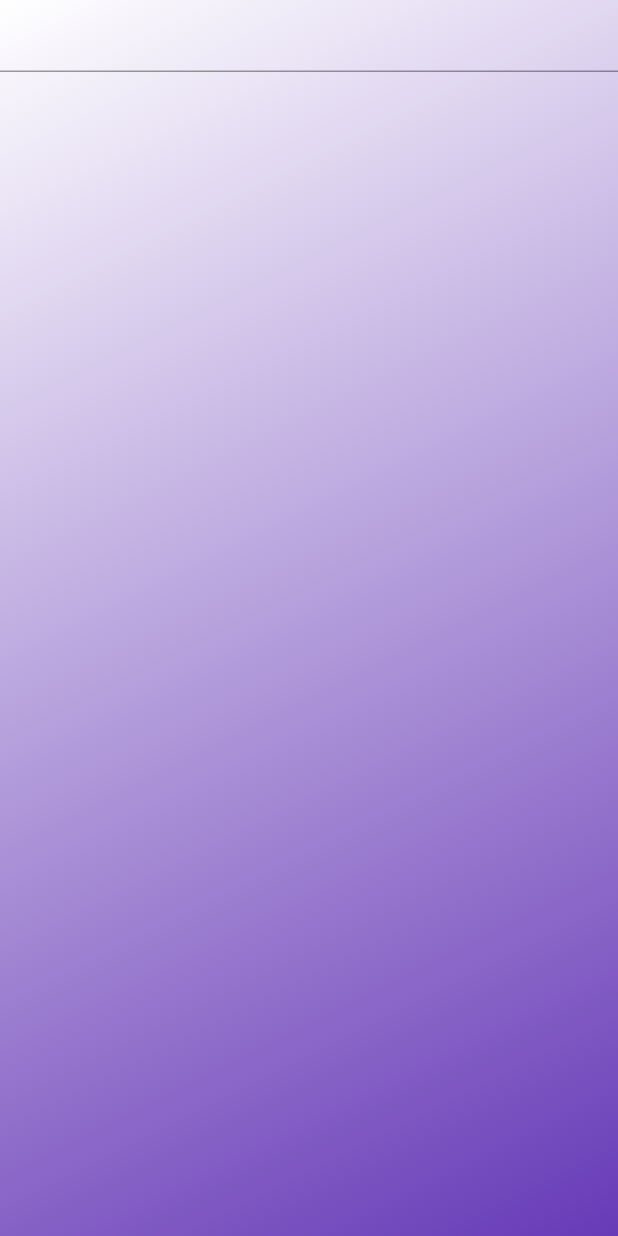
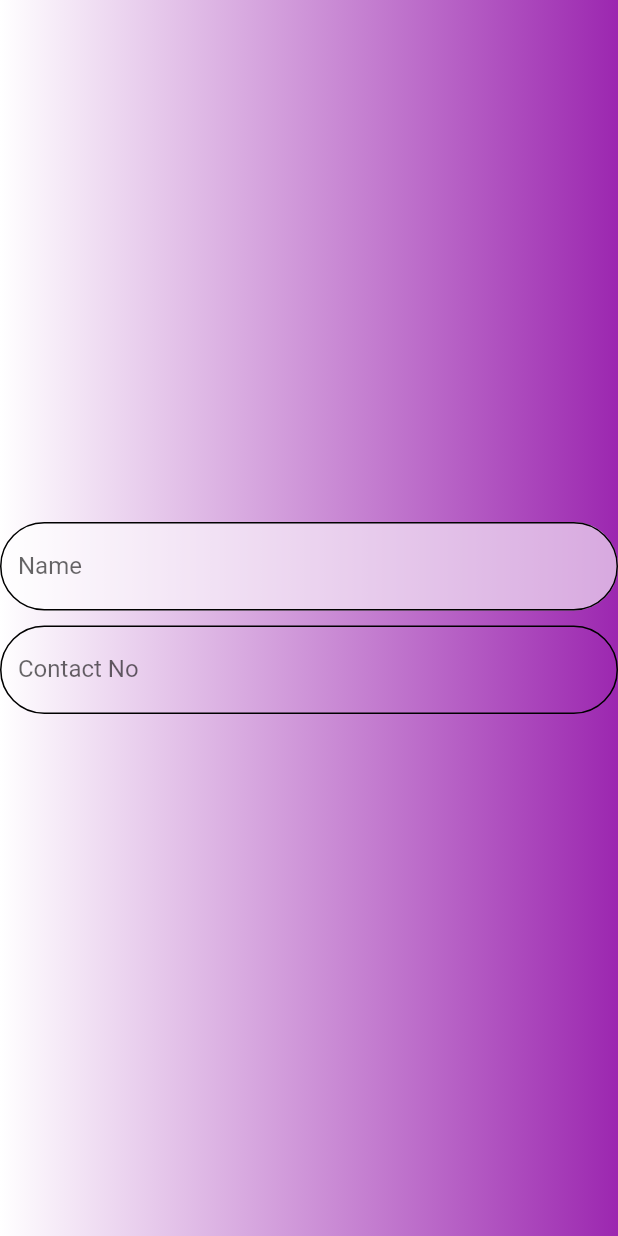
Before and after one commit to nikhilgupta2909/avitech, a Flutter app: the screen it shows after launch, after a tap on "Visitor Entry", on a phone screen of 412 x 824 dp. Run offline on Flutter 3.47's test engine with Material 2 defaults, Android fonts, the light colour scheme and no system bars.

Commit message:
Second Commit

```diff
--- a/lib/screens/main_page.dart
+++ b/lib/screens/main_page.dart
@@ -1,4 +1,5 @@
 import 'package:avinutri/screens/login_screen.dart';
+
 import 'package:avinutri/screens/visitor_registration_screen.dart';
 import 'package:flutter/material.dart';
 //This package is used for formatting the date
@@ -42,6 +43,9 @@ class _MainPage extends State<MainPage> {
                   );
                 },
                 style: const ButtonStyle(
+                  padding: MaterialStatePropertyAll(
+                    EdgeInsets.all(15.0),
+                  ),
                   backgroundColor: MaterialStatePropertyAll(Colors.white),
                   shape: MaterialStatePropertyAll(
                     StadiumBorder(side: BorderSide.none),
--- a/lib/screens/visitor_registration_screen.dart
+++ b/lib/screens/visitor_registration_screen.dart
@@ -1,5 +1,6 @@
-import 'package:avinutri/widgets/reusable_widgets.dart';
+// import 'package:avinutri/widgets/reusable_widgets.dart';
 import 'package:flutter/material.dart';
+// import 'package:snippet_coder_utils/FormHelper.dart';
 
 class VisitorRegistration extends StatefulWidget {
   const VisitorRegistration({super.key});
@@ -9,30 +10,96 @@ class VisitorRegistration extends StatefulWidget {
 }
 
 class _VisitorRegistrationState extends State<VisitorRegistration> {
+  // final TextEditingController _nameController = TextEditingController();
+
+  // List<dynamic> department = [];
+
+  // String? deptId;
+
+  // @override
+  // void initState() {
+  //   super.initState();
+
+  //   department.add({"id": 1, "name": "C.E.O"});
+  //   department.add({"id": 2, "name": "I.T"});
+  //   department.add({"id": 3, "name": "Admin"});
+  //   department.add({"id": 4, "name": "H.R."});
+  //   department.add({"id": 5, "name": "Lab"});
+  //   department.add({"id": 6, "name": "Marketing"});
+  //   department.add({"id": 7, "name": "Production"});
+  // }
+
   @override
   Widget build(BuildContext context) {
-    return Scaffold(
+    return SafeArea(
+      child: Scaffold(
         body: Center(
           child: Container(
             width: MediaQuery.of(context).size.width,
-          height: MediaQuery.of(context).size.height,
-          decoration: const BoxDecoration(
+            decoration: BoxDecoration(
               gradient: LinearGradient(
                 colors: [
                   Colors.white,
-                Colors.deepPurple,
+                  Colors.purple,
                 ],
-              begin: Alignment.topLeft,
-              end: Alignment.bottomRight,
               ),
             ),
+            child: Form(
               child: Column(
+                mainAxisAlignment: MainAxisAlignment.center,
                 children: [
-              TextField(
-                controller: _nameController,
-                cursorColor: Colors.white,
-              )
+                  TextFormField(
+                    autovalidateMode: AutovalidateMode.always,
+                    decoration: InputDecoration(
+                      labelText: "Name",
+                      fillColor: Colors.white.withOpacity(0.6),
+                      filled: true,
+                      enabledBorder: OutlineInputBorder(
+                        borderRadius: BorderRadius.circular(30.0),
+                      ),
+                      focusedBorder: OutlineInputBorder(
+                        borderRadius: BorderRadius.circular(30.0),
+                      ),
+                    ),
+                  ),
+                  const SizedBox(
+                    height: 10.0,
+                  ),
+                  TextFormField(
+                    autovalidateMode: AutovalidateMode.always,
+                    decoration: InputDecoration(
+                      labelText: "Contact No",
+                      enabledBorder: OutlineInputBorder(
+                        borderRadius: BorderRadius.circular(30.0),
+                      ),
+                      focusedBorder: OutlineInputBorder(
+                        borderRadius: BorderRadius.circular(30.0),
+                      ),
+                    ),
+                  ),
+                  // Row(
+                  //   children: [
+                  //     FormHelper.dropDownWidget(
+                  //       context,
+                  //       "Select Department",
+                  //       deptId,
+                  //       department,
+                  //       (onChanged) {
+                  //         deptId = onChanged;
+                  //       },
+                  //       (onValidate) {
+                  //         if (onValidate == null) {
+                  //           return 'Please Select Department';
+                  //         } else {
+                  //           return null;
+                  //         }
+                  //       },
+                  //     ),
+                  //   ],
+                  // ),
                 ],
+              ),
+            ),
           ),
         ),
       ),
--- a/pubspec.yaml
+++ b/pubspec.yaml
@@ -35,8 +35,10 @@ dependencies:
   # The following adds the Cupertino Icons font to your application.
   # Use with the CupertinoIcons class for iOS style icons.
   cupertino_icons: ^1.0.2
+  # snippet_coder_utils: ^1.0.14
 
 dev_dependencies:
+
   flutter_test:
     sdk: flutter
 
@@ -47,6 +49,7 @@ dev_dependencies:
   # rules and activating additional ones.
   flutter_lints: ^2.0.0
   intl: ^0.18.1
+  # snippetcoder_utils: ^1.0.13
 
 # For information on the generic Dart part of this file, see the
 # following page: https://dart.dev/tools/pub/pubspec
```
Also changed, not shown: lib/screens/user_google_auth.dart (added, +36 -0 lines). Lines whose indentation alone changed are shown as unchanged.
